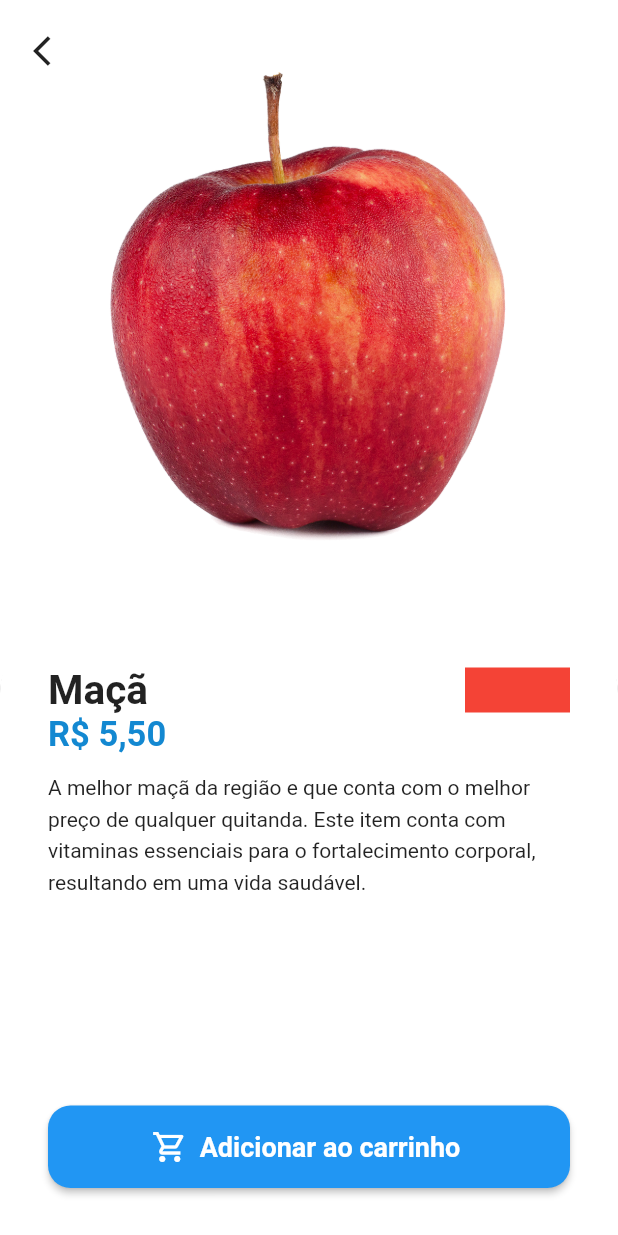
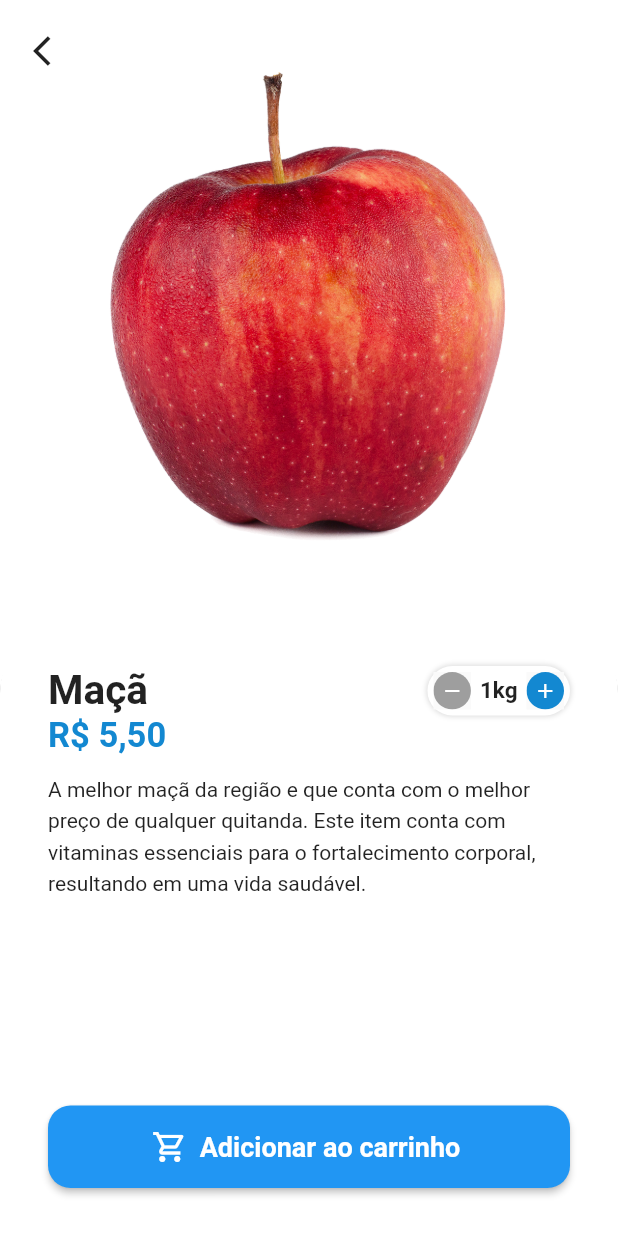
Before and after one commit to FelipeSantos92Dev/store-startto, a Flutter app: the screen it shows after launch, after a tap on "Entrar", after a tap on "Maçã", on a phone screen of 412 x 824 dp. Run offline on Flutter 3.47's test engine with Material 2 defaults, Android fonts, the phone set to English and light mode, and no system bars; our stand-ins replace animated_text_kit, badges, mask_text_input_formatter.

Commit message:
create quantity widget

```diff
--- /dev/null
+++ b/lib/src/pages/common_widgets/quantity_widget.dart
@@ -0,0 +1,86 @@
+import 'package:flutter/material.dart';
+import 'package:store/src/config/custom_colors.dart';
+
+class QuantityWidget extends StatelessWidget {
+  const QuantityWidget({Key? key}) : super(key: key);
+
+  @override
+  Widget build(BuildContext context) {
+    return Container(
+      padding: const EdgeInsets.all(4),
+      decoration: BoxDecoration(
+        color: Colors.white,
+        borderRadius: BorderRadius.circular(50),
+        boxShadow: [
+          BoxShadow(
+            color: Colors.grey.shade300,
+            spreadRadius: 1,
+            blurRadius: 2,
+          ),
+        ],
+      ),
+      child: Row(
+        children: [
+          _QuantityButton(
+            color: Colors.grey,
+            icon: Icons.remove,
+            onPressed: () {},
+          ),
+          const Padding(
+            padding: EdgeInsets.symmetric(
+              horizontal: 6,
+            ),
+            child: Text(
+              '1kg',
+              style: TextStyle(
+                fontSize: 15,
+                fontWeight: FontWeight.bold,
+              ),
+            ),
+          ),
+          _QuantityButton(
+            color: CustomColors.customSwatchColor,
+            icon: Icons.add,
+            onPressed: () {},
+          ),
+        ],
+      ),
+    );
+  }
+}
+
+class _QuantityButton extends StatelessWidget {
+  final Color color;
+  final IconData icon;
+  final VoidCallback onPressed;
+
+  const _QuantityButton({
+    Key? key,
+    required this.color,
+    required this.icon,
+    required this.onPressed,
+  }) : super(key: key);
+
+  @override
+  Widget build(BuildContext context) {
+    return Material(
+      child: InkWell(
+        borderRadius: BorderRadius.circular(50),
+        onTap: onPressed,
+        child: Ink(
+          height: 25,
+          width: 25,
+          decoration: BoxDecoration(
+            color: color,
+            shape: BoxShape.circle,
+          ),
+          child: Icon(
+            icon,
+            color: Colors.white,
+            size: 16,
+          ),
+        ),
+      ),
+    );
+  }
+}
--- a/lib/src/pages/product/product_screen.dart
+++ b/lib/src/pages/product/product_screen.dart
@@ -3,6 +3,7 @@ import 'package:flutter/src/foundation/key.dart';
 import 'package:flutter/src/widgets/framework.dart';
 import 'package:store/src/config/custom_colors.dart';
 import 'package:store/src/models/item_model.dart';
+import 'package:store/src/pages/common_widgets/quantity_widget.dart';
 import 'package:store/src/services/utils_services.dart';
 
 class ProductScreen extends StatelessWidget {
@@ -59,11 +60,7 @@ class ProductScreen extends StatelessWidget {
                                   fontSize: 27, fontWeight: FontWeight.bold),
                             ),
                           ),
-                          Container(
-                            height: 30,
-                            width: 70,
-                            color: Colors.red,
-                          )
+                          QuantityWidget()
                         ],
                       ),
 
```
